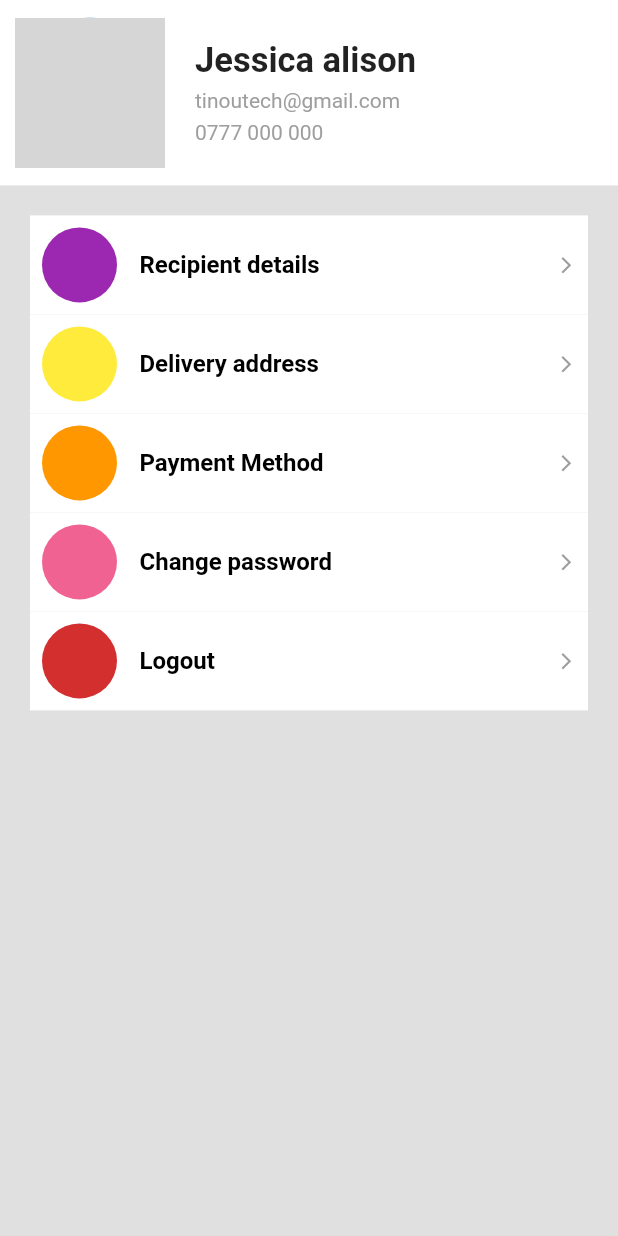
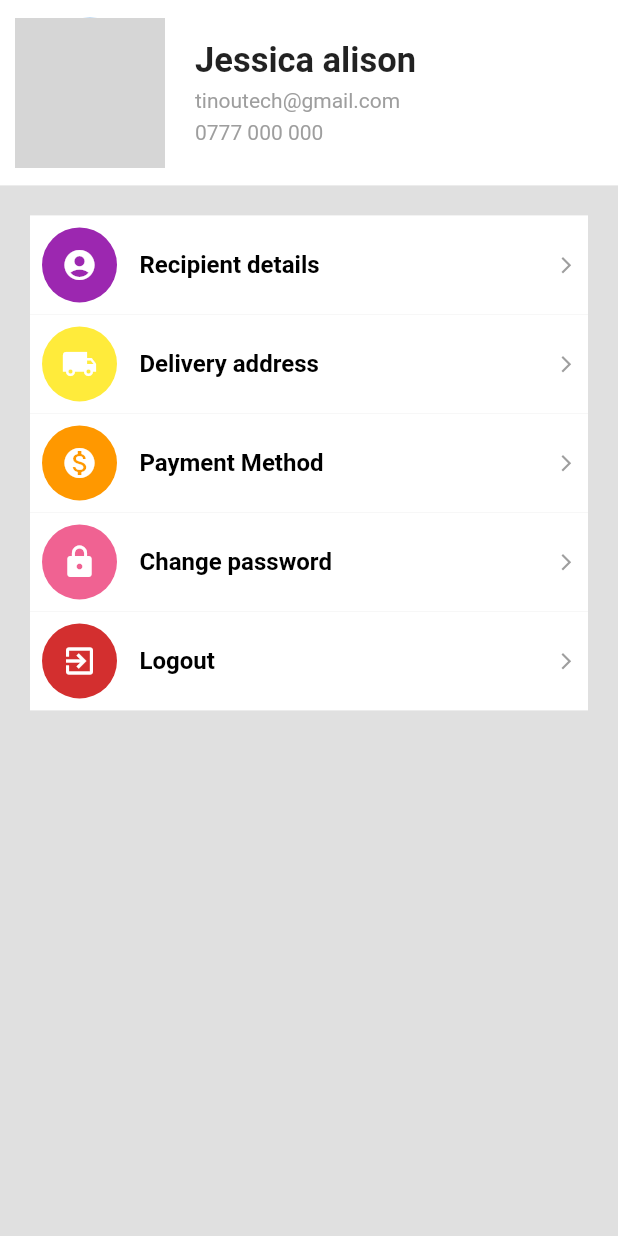
Before and after one commit to dombroks/Grocery_App, a Flutter app: the Profile widget shown alone on an empty page, opened directly, on a phone screen of 412 x 824 dp. Run offline on Flutter 3.47's test engine with Material 2 defaults, Android fonts, the phone set to English and light mode, and no system bars; our stand-ins replace cloud_firestore, firebase_auth; accounts and stored records are empty; network calls fail; grey boxes are pictures that could not be loaded.

Commit message:
Profile screen

```diff
--- a/lib/Screens/Profile.dart
+++ b/lib/Screens/Profile.dart
@@ -78,22 +78,27 @@ class _ProfileState extends State<Profile> {
                     ProfileCardItem(
                       itemName: "Recipient details",
                       colordata: Colors.purple,
+                      icon: Icons.account_circle,
                     ),
                     ProfileCardItem(
                       itemName: "Delivery address",
                       colordata: Colors.yellow,
+                      icon: Icons.local_shipping,
                     ),
                     ProfileCardItem(
                       itemName: "Payment Method",
                       colordata: Colors.orange,
+                      icon: Icons.monetization_on,
                     ),
                     ProfileCardItem(
                       itemName: "Change password",
                       colordata: Colors.pink[300],
+                      icon: Icons.lock,
                     ),
                     ProfileCardItem(
                       itemName: "Logout",
                       colordata: Colors.red[700],
+                      icon: Icons.exit_to_app,
                     ),
                   ],
                 ),
--- a/lib/components/ProfileCardItem.dart
+++ b/lib/components/ProfileCardItem.dart
@@ -4,11 +4,14 @@ class ProfileCardItem extends StatelessWidget {
   final String itemName;
   final Function toAnotherScreen;
   final Color colordata;
+  final IconData icon;
 
   const ProfileCardItem({
     Key key,
     this.itemName,
-    this.toAnotherScreen, this.colordata,
+    this.toAnotherScreen,
+    this.colordata,
+    this.icon,
   }) : super(key: key);
 
   @override
@@ -22,6 +25,10 @@ class ProfileCardItem extends StatelessWidget {
           Row(
             children: [
               Container(
+                child: Icon(
+                  icon,
+                  color: Colors.white,
+                ),
                 height: 50,
                 width: 50,
                 decoration: BoxDecoration(
```
